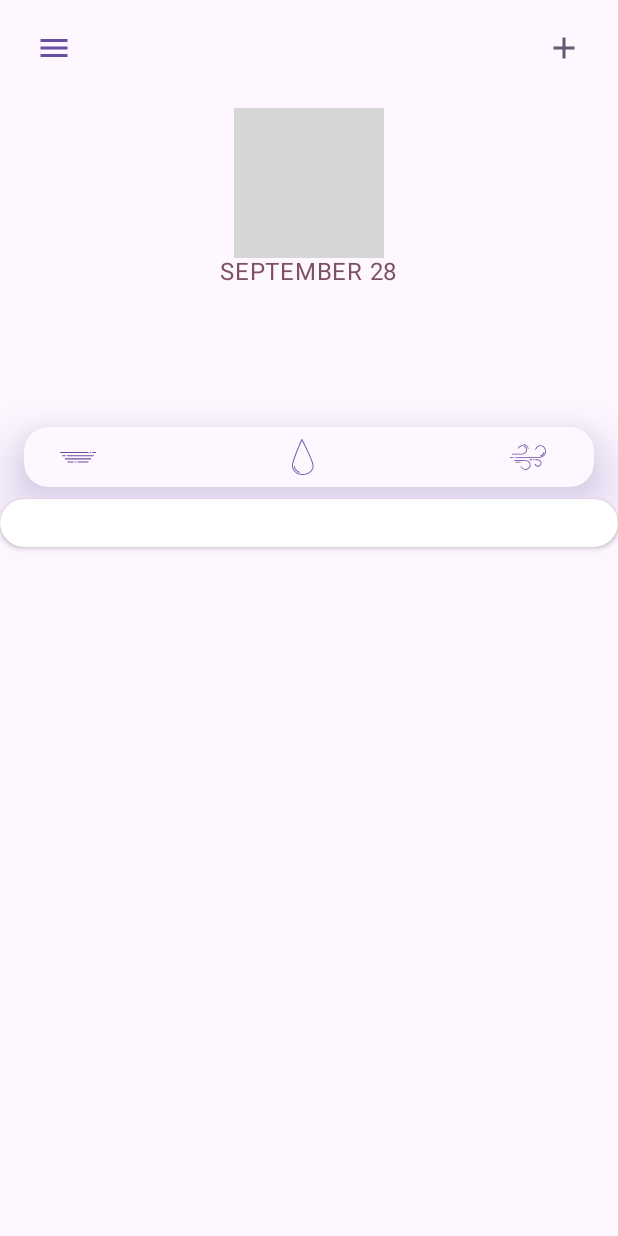
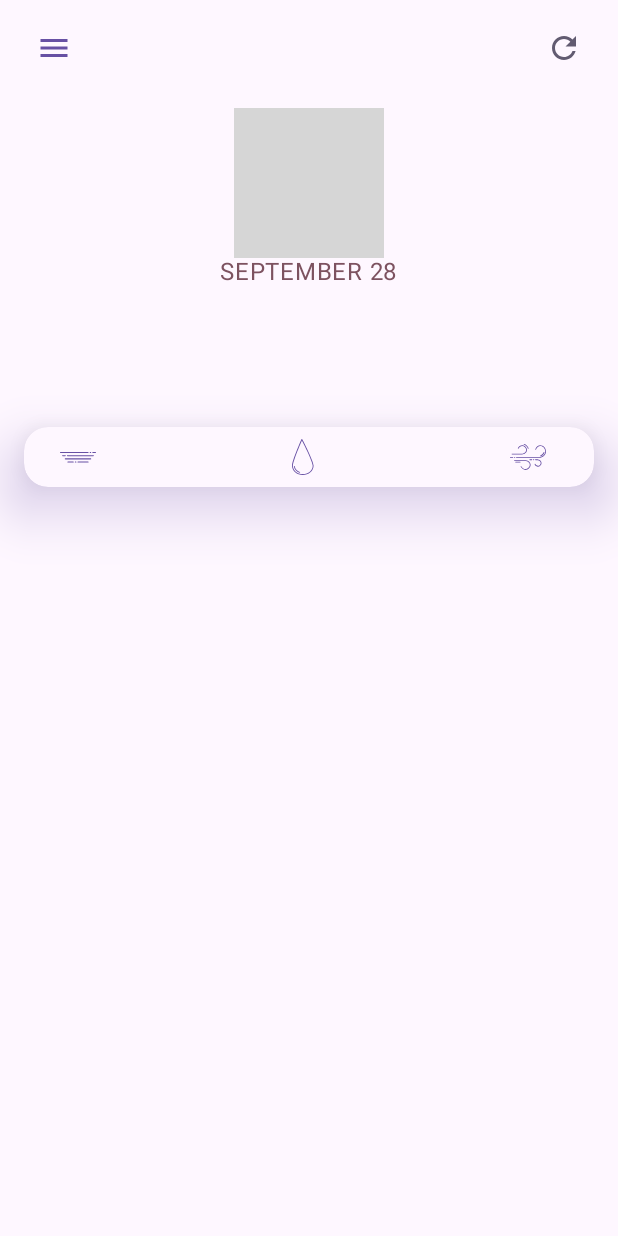
Before and after one commit to sanchel0o/MyWeather, an Android app built with Jetpack Compose: the screen it shows after launch (MainActivity), on a phone screen of 412 x 824 dp. Run offline under Robolectric (Android 15) with nearby library versions, the phone set to English and light mode, and no system bars; our stand-ins replace Dagger/Hilt's generated code, Room's generated code; libraries missing offline, so code that uses them is left out: com.jakewharton.retrofit2; pictures from the network do not load; grey boxes are pictures that could not be loaded.

Commit message:
Xml-views reconfigured Swipe refresh icon updated to normal AndroidView reconfigured

```diff
--- a/app/src/main/kotlin/com/alex/myweather/presentation/main_screen/util/Util.kt
+++ b/app/src/main/kotlin/com/alex/myweather/core/coroutine_utils/MutableStateIn.kt
@@ -1,4 +1,4 @@
-package com.alex.myweather.presentation.main_screen.util
+package com.alex.myweather.core.coroutine_utils
 
 import kotlinx.coroutines.CoroutineScope
 import kotlinx.coroutines.flow.Flow
--- a/app/src/main/kotlin/com/alex/myweather/presentation/main_screen/MainScreen.kt
+++ b/app/src/main/kotlin/com/alex/myweather/presentation/main_screen/MainScreen.kt
@@ -1,55 +1,40 @@
 package com.alex.myweather.presentation.main_screen
 
 import android.os.Build
-import android.view.LayoutInflater
 import androidx.annotation.RequiresApi
-import androidx.cardview.widget.CardView
-import androidx.compose.animation.core.animateFloatAsState
 import androidx.compose.foundation.layout.Arrangement
 import androidx.compose.foundation.layout.Box
 import androidx.compose.foundation.layout.fillMaxSize
 import androidx.compose.foundation.layout.fillMaxWidth
 import androidx.compose.foundation.layout.padding
-import androidx.compose.foundation.layout.size
 import androidx.compose.foundation.layout.statusBarsPadding
 import androidx.compose.foundation.lazy.LazyColumn
 import androidx.compose.foundation.lazy.LazyRow
 import androidx.compose.foundation.lazy.items
-import androidx.compose.foundation.shape.CircleShape
 import androidx.compose.material.ExperimentalMaterialApi
-import androidx.compose.material.Surface
-import androidx.compose.material.icons.Icons
-import androidx.compose.material.icons.filled.Refresh
+import androidx.compose.material.pullrefresh.PullRefreshIndicator
 import androidx.compose.material.pullrefresh.pullRefresh
-import androidx.compose.material.pullrefresh.pullRefreshIndicatorTransform
 import androidx.compose.material.pullrefresh.rememberPullRefreshState
-import androidx.compose.material3.Icon
-import androidx.compose.material3.MaterialTheme
 import androidx.compose.material3.Scaffold
 import androidx.compose.runtime.Composable
 import androidx.compose.runtime.getValue
 import androidx.compose.ui.Alignment
 import androidx.compose.ui.Alignment.Companion.TopCenter
 import androidx.compose.ui.Modifier
-import androidx.compose.ui.draw.rotate
 import androidx.compose.ui.res.stringResource
 import androidx.compose.ui.unit.dp
-import androidx.compose.ui.viewinterop.AndroidView
 import androidx.hilt.navigation.compose.hiltViewModel
 import androidx.lifecycle.compose.collectAsStateWithLifecycle
-import androidx.recyclerview.widget.LinearLayoutManager
-import androidx.recyclerview.widget.RecyclerView
 import com.alex.myweather.R
 import com.alex.myweather.core.ui_utils.preview.MyWeatherPreview
 import com.alex.myweather.core.ui_utils.theme.MEDIUM_PADDING
-import com.alex.myweather.presentation.main_screen.components.CurrentWeatherData
-import com.alex.myweather.presentation.main_screen.components.DailyForecastAdapter
-import com.alex.myweather.presentation.main_screen.components.DailyForecastView
-import com.alex.myweather.presentation.main_screen.components.HourlyWeatherCard
-import com.alex.myweather.presentation.main_screen.components.MainScreenTopAppBar
-import com.alex.myweather.presentation.main_screen.components.RequestPermissions
-import com.alex.myweather.presentation.main_screen.components.WeatherInfoCard
-import com.alex.myweather.presentation.main_screen.components.dayOfMonth
+import com.alex.myweather.presentation.main_screen.composable.CurrentWeatherData
+import com.alex.myweather.presentation.main_screen.composable.HourlyWeatherCard
+import com.alex.myweather.presentation.main_screen.composable.MainScreenTopAppBar
+import com.alex.myweather.presentation.main_screen.composable.RequestPermissions
+import com.alex.myweather.presentation.main_screen.composable.WeatherInfoCard
+import com.alex.myweather.presentation.main_screen.composable.dayOfMonth
+import com.alex.myweather.presentation.main_screen.xml.DailyForecastView
 
 @OptIn(ExperimentalMaterialApi::class)
 @RequiresApi(Build.VERSION_CODES.P)
@@ -65,7 +50,6 @@ fun MainScreen(
             viewModel.onEvent(MainScreenEvents.Refresh)
         }
     )
-    val rotation = animateFloatAsState(refreshState.progress * 120, label = "")
 
     RequestPermissions {
         viewModel.onEvent(MainScreenEvents.PermissionChanged)
@@ -77,8 +61,7 @@ fun MainScreen(
                 .pullRefresh(state = refreshState),
             topBar = {
                 MainScreenTopAppBar(
-                    onMenuButtonClick = { },
-                    onAddCityButtonClick = { }
+                    onUpdateButtonClick = { viewModel.onEvent(MainScreenEvents.Refresh) }
                 )
             }
         ) { paddingValues ->
@@ -150,27 +133,18 @@ fun MainScreen(
 //                        }
 //                    }
                 }
-                Surface(
+
+                PullRefreshIndicator(
                     modifier = Modifier
-                        .size(40.dp)
-                        .align(TopCenter)
-                        .pullRefreshIndicatorTransform(refreshState)
-                        .rotate(rotation.value),
-                    color = MaterialTheme.colorScheme.tertiary,
-                    shape = CircleShape,
-                    elevation = if (refreshState.progress > 0 || mainScreenState.isRefreshing) 20.dp else 0.dp,
-                ) {
-                    Icon(
-                        tint = MaterialTheme.colorScheme.onTertiary,
-                        imageVector = Icons.Filled.Refresh,
-                        contentDescription = null
-                    )
-                }
+                        .padding(paddingValues)
+                        .align(TopCenter),
+                    refreshing = mainScreenState.isRefreshing,
+                    state = refreshState
+                )
             }
         }
     }
 }
-
 
 @RequiresApi(Build.VERSION_CODES.P)
 @Composable
--- a/app/src/main/kotlin/com/alex/myweather/presentation/main_screen/MainScreenViewModel.kt
+++ b/app/src/main/kotlin/com/alex/myweather/presentation/main_screen/MainScreenViewModel.kt
@@ -3,19 +3,13 @@ package com.alex.myweather.presentation.main_screen
 import android.util.Log
 import androidx.lifecycle.ViewModel
 import androidx.lifecycle.viewModelScope
-import com.alex.myweather.domain.model.CurrentWeatherData
-import com.alex.myweather.domain.model.DailyWeatherData
-import com.alex.myweather.domain.model.HourlyWeatherData
+import com.alex.myweather.core.coroutine_utils.mutableStateIn
 import com.alex.myweather.domain.repository.LocalWeatherRepository
 import com.alex.myweather.domain.repository.RemoteWeatherRepository
-import com.alex.myweather.presentation.main_screen.util.mutableStateIn
 import dagger.hilt.android.lifecycle.HiltViewModel
 import kotlinx.coroutines.flow.MutableStateFlow
-import kotlinx.coroutines.flow.SharingStarted
-import kotlinx.coroutines.flow.StateFlow
 import kotlinx.coroutines.flow.asStateFlow
 import kotlinx.coroutines.flow.combine
-import kotlinx.coroutines.flow.stateIn
 import kotlinx.coroutines.launch
 import javax.inject.Inject
 
@@ -28,73 +22,10 @@ class MainScreenViewModel @Inject constructor(
     private val localRepository: LocalWeatherRepository,
 ) : ViewModel() {
 
-    fun onEvent(event: MainScreenEvents) {
-        when (event) {
-            MainScreenEvents.PermissionChanged -> {
-                _mainScreenState.value = _mainScreenState.value.copy(
-                    foregroundServicePermission = true
-                )
-            }
-
-            MainScreenEvents.Refresh -> {
-                _mainScreenState.value = _mainScreenState.value.copy(
-                    isRefreshing = true
-                )
-
-                loadWeatherData()
-
-                _mainScreenState.value = _mainScreenState.value.copy(
-                    isRefreshing = false
-                )
-            }
-        }
-    }
-
-    private fun loadWeatherData() {
-        viewModelScope.launch {
-            val result = try {
-                remoteRepository.loadForecastData(city = CITY, days = DAYS_QUANTITY)
-            } catch (e: Exception) {
-                Log.d("VM", "Exception message is: ${e.message}")
-                null
-            }
-
-            localRepository.apply {
-                result?.currentWeatherData?.let { saveCurrentWeatherData(it) }
-                result?.dailyWeatherData?.map { saveDailyWeatherData(it) }
-                result?.hourlyWeatherData?.map { saveHourlyWeatherData(it) }
-            }
-        }
-    }
-
-    private val currentWeatherDataFlow: StateFlow<CurrentWeatherData?> = localRepository
-        .observeCurrentWeatherData()
-        .stateIn(
-            scope = viewModelScope,
-            started = SharingStarted.Lazily,
-            initialValue = null
-        )
-
-    private val dailyWeatherDataFlow: StateFlow<List<DailyWeatherData>> = localRepository
-        .observeDailyWeatherData()
-        .stateIn(
-            scope = viewModelScope,
-            started = SharingStarted.Eagerly,
-            initialValue = emptyList()
-        )
-
-    private val hourlyWeatherDataFlow: StateFlow<List<HourlyWeatherData>> = localRepository
-        .observeHourlyWeatherData()
-        .stateIn(
-            scope = viewModelScope,
-            started = SharingStarted.Eagerly,
-            initialValue = emptyList()
-        )
-
     private val _mainScreenState: MutableStateFlow<MainScreenState> = combine(
-        currentWeatherDataFlow,
-        dailyWeatherDataFlow,
-        hourlyWeatherDataFlow
+        localRepository.observeCurrentWeatherData(),
+        localRepository.observeDailyWeatherData(),
+        localRepository.observeHourlyWeatherData(),
     ) { currentWeatherData, dailyWeatherData, hourlyWeatherData ->
         MainScreenState(
             foregroundServicePermission = true,
@@ -109,7 +40,47 @@ class MainScreenViewModel @Inject constructor(
 
     val mainScreenState = _mainScreenState.asStateFlow()
 
+    fun onEvent(event: MainScreenEvents) {
+        when (event) {
+            MainScreenEvents.PermissionChanged -> {
+                _mainScreenState.value = _mainScreenState.value.copy(
+                    foregroundServicePermission = true
+                )
+            }
+
+            MainScreenEvents.Refresh -> {
+                viewModelScope.launch {
+                    _mainScreenState.value = _mainScreenState.value.copy(
+                        isRefreshing = true
+                    )
+
+                    loadWeatherData()
+
+                    _mainScreenState.value = _mainScreenState.value.copy(
+                        isRefreshing = false
+                    )
+                }
+            }
+        }
+    }
+
+    private suspend fun loadWeatherData() {
+        val result = try {
+            remoteRepository.loadForecastData(city = CITY, days = DAYS_QUANTITY)
+        } catch (e: Exception) {
+            Log.d("VM", "Exception message is: ${e.message}")
+            null
+        }
+        localRepository.apply {
+            result?.currentWeatherData?.let { saveCurrentWeatherData(it) }
+            result?.dailyWeatherData?.map { saveDailyWeatherData(it) }
+            result?.hourlyWeatherData?.map { saveHourlyWeatherData(it) }
+        }
+    }
+
     init {
-        loadWeatherData()
+        viewModelScope.launch {
+            loadWeatherData()
+        }
     }
 }
--- a/app/src/main/kotlin/com/alex/myweather/presentation/main_screen/components/CurrentWeatherDisplay.kt
+++ b/app/src/main/kotlin/com/alex/myweather/presentation/main_screen/composable/CurrentWeatherDisplay.kt
@@ -1,4 +1,4 @@
-package com.alex.myweather.presentation.main_screen.components
+package com.alex.myweather.presentation.main_screen.composable
 
 import androidx.compose.foundation.layout.Column
 import androidx.compose.foundation.layout.aspectRatio
--- a/app/src/main/kotlin/com/alex/myweather/presentation/main_screen/components/DailyForecastDisplay.kt
+++ b/app/src/main/kotlin/com/alex/myweather/presentation/main_screen/composable/DailyForecastDisplay.kt
@@ -1,4 +1,4 @@
-package com.alex.myweather.presentation.main_screen.components
+package com.alex.myweather.presentation.main_screen.composable
 
 import androidx.compose.foundation.layout.Arrangement
 import androidx.compose.foundation.layout.Column
--- a/app/src/main/kotlin/com/alex/myweather/presentation/main_screen/components/HourlyWeatherCard.kt
+++ b/app/src/main/kotlin/com/alex/myweather/presentation/main_screen/composable/HourlyWeatherCard.kt
@@ -1,4 +1,4 @@
-package com.alex.myweather.presentation.main_screen.components
+package com.alex.myweather.presentation.main_screen.composable
 
 import androidx.compose.foundation.layout.Arrangement
 import androidx.compose.foundation.layout.Column
--- a/app/src/main/kotlin/com/alex/myweather/presentation/main_screen/components/Permissions.kt
+++ b/app/src/main/kotlin/com/alex/myweather/presentation/main_screen/composable/Permissions.kt
@@ -1,4 +1,4 @@
-package com.alex.myweather.presentation.main_screen.components
+package com.alex.myweather.presentation.main_screen.composable
 
 import android.os.Build
 import androidx.annotation.RequiresApi
@@ -40,7 +40,6 @@ private fun Preview() = MyWeatherPreview {
         onClick = { }
     )
 }
-
 
 @RequiresApi(Build.VERSION_CODES.P)
 @OptIn(ExperimentalPermissionsApi::class)
--- a/app/src/main/kotlin/com/alex/myweather/presentation/main_screen/components/TopAppBar.kt
+++ b/app/src/main/kotlin/com/alex/myweather/presentation/main_screen/composable/TopAppBar.kt
@@ -1,9 +1,9 @@
-package com.alex.myweather.presentation.main_screen.components
+package com.alex.myweather.presentation.main_screen.composable
 
 import androidx.compose.foundation.layout.padding
 import androidx.compose.material.icons.Icons
-import androidx.compose.material.icons.outlined.Add
 import androidx.compose.material.icons.outlined.Menu
+import androidx.compose.material.icons.outlined.Refresh
 import androidx.compose.material3.ExperimentalMaterial3Api
 import androidx.compose.material3.Icon
 import androidx.compose.material3.IconButton
@@ -20,15 +20,15 @@ import com.alex.myweather.core.ui_utils.theme.SMALL_PADDING
 private fun Preview() = MyWeatherPreview {
     MainScreenTopAppBar(
         onMenuButtonClick = {},
-        onAddCityButtonClick = {}
+        onUpdateButtonClick = {}
     )
 }
 
 @OptIn(ExperimentalMaterial3Api::class)
 @Composable
 fun MainScreenTopAppBar(
-    onMenuButtonClick: () -> Unit,
-    onAddCityButtonClick: () -> Unit
+    onMenuButtonClick: () -> Unit = {},
+    onUpdateButtonClick: () -> Unit = {}
 ) {
     TopAppBar(
         navigationIcon = {
@@ -36,7 +36,7 @@ fun MainScreenTopAppBar(
         },
         title = { },
         actions = {
-            AddCityButton(onClick = onAddCityButtonClick)
+            UpdateButton(onClick = onUpdateButtonClick)
         }
     )
 }
@@ -58,7 +58,7 @@ fun MenuButton(
 }
 
 @Composable
-fun AddCityButton(
+fun UpdateButton(
     onClick: () -> Unit
 ) {
     IconButton(
@@ -66,7 +66,7 @@ fun AddCityButton(
         onClick = { onClick() },
     ) {
         Icon(
-            imageVector = Icons.Outlined.Add,
+            imageVector = Icons.Outlined.Refresh,
             tint = MaterialTheme.colorScheme.secondary,
             contentDescription = null
         )
--- a/app/src/main/kotlin/com/alex/myweather/presentation/main_screen/components/WeatherInfoCard.kt
+++ b/app/src/main/kotlin/com/alex/myweather/presentation/main_screen/composable/WeatherInfoCard.kt
@@ -1,4 +1,4 @@
-package com.alex.myweather.presentation.main_screen.components
+package com.alex.myweather.presentation.main_screen.composable
 
 import androidx.compose.foundation.layout.Arrangement
 import androidx.compose.foundation.layout.Row
--- a/app/src/main/kotlin/com/alex/myweather/presentation/main_screen/components/DailyForecastAdapter.kt
+++ b/app/src/main/kotlin/com/alex/myweather/presentation/main_screen/xml/DailyForecastAdapter.kt
@@ -1,4 +1,4 @@
-package com.alex.myweather.presentation.main_screen.components
+package com.alex.myweather.presentation.main_screen.xml
 
 import android.view.LayoutInflater
 import android.view.View
@@ -10,9 +10,11 @@ import coil.load
 import com.alex.myweather.R
 import com.alex.myweather.domain.model.DailyWeatherData
 
-class DailyForecastAdapter(private val dailyWeatherData: List<DailyWeatherData>) :
+class DailyForecastAdapter(dailyWeatherData: List<DailyWeatherData>) :
     RecyclerView.Adapter<DailyForecastAdapter.ViewHolder>()
 {
+
+    private val values : MutableList<DailyWeatherData> = dailyWeatherData.toMutableList()
 
     class ViewHolder(view: View) : RecyclerView.ViewHolder(view) {
         val dayName: TextView
@@ -28,22 +30,32 @@ class DailyForecastAdapter(private val dailyWeatherData: List<DailyWeatherData>)
         }
     }
 
+    fun update(dailyWeatherData: List<DailyWeatherData>){
+        values.clear()
+        values.addAll(dailyWeatherData)
+        this.notifyDataSetChanged()
+    }
+
+    fun clear(){
+        values.clear()
+        this.notifyDataSetChanged()
+    }
+
     override fun onCreateViewHolder(parent: ViewGroup, viewType: Int): ViewHolder {
         val view = LayoutInflater.from(parent.context)
-            .inflate(R.layout.single_item_layout, parent, false)
+            .inflate(R.layout.item_recycler_view, parent, false)
 
         return ViewHolder(view)
     }
 
-    override fun getItemCount(): Int = dailyWeatherData.size
+    override fun getItemCount(): Int = values.size
 
     override fun onBindViewHolder(holder: ViewHolder, position: Int) {
         holder.apply {
-            dayName.text = dailyWeatherData[position].day
-            humidityValue.text = dailyWeatherData[position].humidity.toString()
-            currentWeatherIcon.load(dailyWeatherData[position].imageUrl)
-            mixMaxTemp.text = dailyWeatherData[position].maxTemp.toString()
+            dayName.text = values[position].day
+            humidityValue.text = values[position].humidity.toString()
+            currentWeatherIcon.load(values[position].imageUrl)
+            mixMaxTemp.text = values[position].maxTemp.toString()
         }
     }
-
 }
--- a/app/src/main/kotlin/com/alex/myweather/presentation/main_screen/components/DailyForecastView.kt
+++ b/app/src/main/kotlin/com/alex/myweather/presentation/main_screen/xml/DailyForecastView.kt
@@ -1,7 +1,6 @@
-package com.alex.myweather.presentation.main_screen.components
+package com.alex.myweather.presentation.main_screen.xml
 
 import android.view.LayoutInflater
-import androidx.cardview.widget.CardView
 import androidx.compose.foundation.layout.fillMaxWidth
 import androidx.compose.runtime.Composable
 import androidx.compose.ui.Modifier
@@ -18,16 +17,22 @@ fun DailyForecastView(
     AndroidView(
         modifier = Modifier.fillMaxWidth(),
         factory = { context ->
-            LayoutInflater.from(context)
-                .inflate(R.layout.card_view, null) as CardView
+            val recyclerView = LayoutInflater
+                .from(context)
+                .inflate(R.layout.recycler_view, null) as RecyclerView
+
+            recyclerView.apply {
+                layoutManager = LinearLayoutManager(context)
+                adapter = DailyForecastAdapter(data)
+            }
+
+            recyclerView
         },
         update = { view ->
-            val recyclerView = view.findViewById<RecyclerView>(R.id.recycler_view)
-            val data = data
-            val adapter = DailyForecastAdapter(data)
-
-            recyclerView.layoutManager = LinearLayoutManager(view.context)
-            recyclerView.adapter = adapter
+            (view.adapter as? DailyForecastAdapter)?.update(data)
+        },
+        onReset = {view ->
+            (view.adapter as? DailyForecastAdapter)?.clear()
         }
     )
 }
--- a/app/src/main/res/layout/card_view.xml
+++ /dev/null
@@ -1,13 +0,0 @@
-<?xml version="1.0" encoding="utf-8"?>
-<androidx.cardview.widget.CardView xmlns:android="http://schemas.android.com/apk/res/android"
-    xmlns:app="http://schemas.android.com/apk/res-auto"
-    android:layout_width="match_parent"
-    android:layout_height="wrap_content"
-    android:layout_margin="16dp"
-    app:cardCornerRadius="24dp"
-    app:contentPadding="16dp">
-
-    <include layout="@layout/recycler_view_layout"/>
-
-
-</androidx.cardview.widget.CardView>
--- a/app/src/main/res/layout/recycler_view_layout.xml
+++ b/app/src/main/res/layout/recycler_view.xml
@@ -4,5 +4,6 @@
     android:id="@+id/recycler_view"
     android:layout_width="match_parent"
     android:layout_height="match_parent"
+    android:nestedScrollingEnabled="false"
     app:layoutManager="LinearLayoutManager"
-    app:layout_constraintBottom_toBottomOf="parent"/>
+    app:layout_constraintBottom_toBottomOf="parent" />
```
Also changed, not shown: app/src/main/res/layout/item_recycler_view.xml (renamed from app/src/main/res/layout/single_item_layout.xml, +13 -9 lines).
